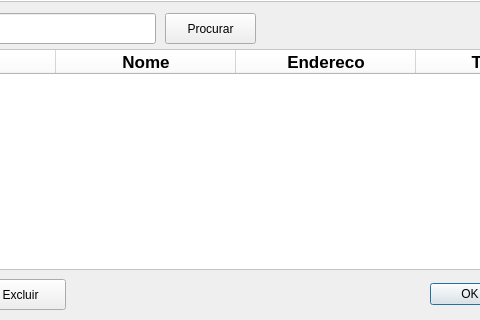
thschmitz/ClientsInsertion, file frmbanco.ui: the form before one commit; both pictures show x 145 to 625 and y 231 to 551 of the 764 by 551 pixel window.
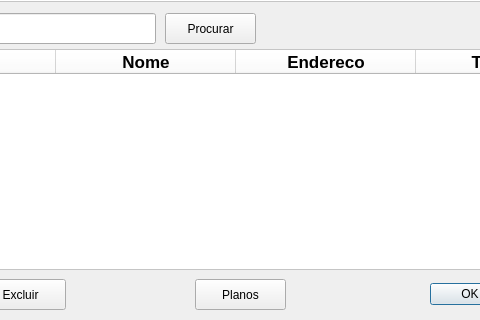
The form after the commit.

```diff
--- a/frmbanco.ui
+++ b/frmbanco.ui
@@ -198,6 +198,19 @@
     <string>Atualizar</string>
    </property>
   </widget>
+  <widget class="QPushButton" name="btnPlanos">
+   <property name="geometry">
+    <rect>
+     <x>340</x>
+     <y>510</y>
+     <width>91</width>
+     <height>31</height>
+    </rect>
+   </property>
+   <property name="text">
+    <string>Planos</string>
+   </property>
+  </widget>
  </widget>
  <resources/>
  <connections>
```
